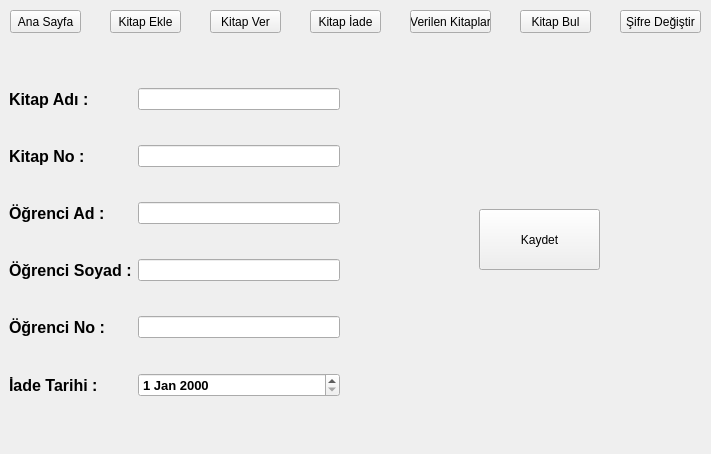
taydastahsin/APP-Library, file library.ui: the form before one commit.
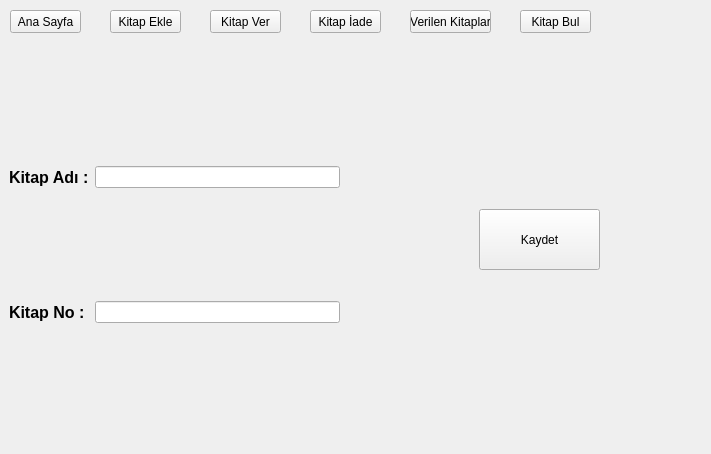
The form after the commit. The open tabs and pages were chosen to show the change.

Diff of the .ui file:
```diff
--- a/library.ui
+++ b/library.ui
@@ -82,19 +82,6 @@
      <string>Kitap Bul</string>
     </property>
    </widget>
-   <widget class="QPushButton" name="pushButton_6">
-    <property name="geometry">
-     <rect>
-      <x>620</x>
-      <y>10</y>
-      <width>81</width>
-      <height>23</height>
-     </rect>
-    </property>
-    <property name="text">
-     <string>Şifre Değiştir</string>
-    </property>
-   </widget>
    <widget class="QPushButton" name="pushButton_7">
     <property name="geometry">
      <rect>
@@ -490,12 +477,6 @@
        <item row="1" column="1">
         <widget class="QLineEdit" name="lineEdit_16"/>
        </item>
-       <item row="3" column="1">
-        <widget class="QLineEdit" name="lineEdit_18"/>
-       </item>
-       <item row="4" column="1">
-        <widget class="QLineEdit" name="lineEdit_19"/>
-       </item>
        <item row="0" column="0">
         <widget class="QLabel" name="label_20">
          <property name="font">
@@ -510,9 +491,6 @@
          </property>
         </widget>
        </item>
-       <item row="2" column="1">
-        <widget class="QLineEdit" name="lineEdit_17"/>
-       </item>
        <item row="1" column="0">
         <widget class="QLabel" name="label_19">
          <property name="font">
@@ -527,76 +505,9 @@
          </property>
         </widget>
        </item>
-       <item row="2" column="0">
-        <widget class="QLabel" name="label_16">
-         <property name="font">
-          <font>
-           <pointsize>12</pointsize>
-           <weight>75</weight>
-           <bold>true</bold>
-          </font>
-         </property>
-         <property name="text">
-          <string>Öğrenci Ad :</string>
-         </property>
-        </widget>
-       </item>
-       <item row="3" column="0">
-        <widget class="QLabel" name="label_18">
-         <property name="font">
-          <font>
-           <pointsize>12</pointsize>
-           <weight>75</weight>
-           <bold>true</bold>
-          </font>
-         </property>
-         <property name="text">
-          <string>Öğrenci Soyad :</string>
-         </property>
-        </widget>
-       </item>
        <item row="0" column="1">
         <widget class="QLineEdit" name="lineEdit_15"/>
        </item>
-       <item row="4" column="0">
-        <widget class="QLabel" name="label_17">
-         <property name="font">
-          <font>
-           <pointsize>12</pointsize>
-           <weight>75</weight>
-           <bold>true</bold>
-          </font>
-         </property>
-         <property name="text">
-          <string>Öğrenci No :</string>
-         </property>
-        </widget>
-       </item>
-       <item row="5" column="0">
-        <widget class="QLabel" name="label_24">
-         <property name="font">
-          <font>
-           <pointsize>12</pointsize>
-           <weight>75</weight>
-           <bold>true</bold>
-          </font>
-         </property>
-         <property name="text">
-          <string>İade Tarihi :</string>
-         </property>
-        </widget>
-       </item>
-       <item row="5" column="1">
-        <widget class="QDateEdit" name="dateEdit_2">
-         <property name="font">
-          <font>
-           <pointsize>10</pointsize>
-           <weight>75</weight>
-           <bold>true</bold>
-          </font>
-         </property>
-        </widget>
-       </item>
       </layout>
      </widget>
      <widget class="QPushButton" name="pushButton_11">
```
Left out of the diff: 151 changed lines with no effect on the pictures.
